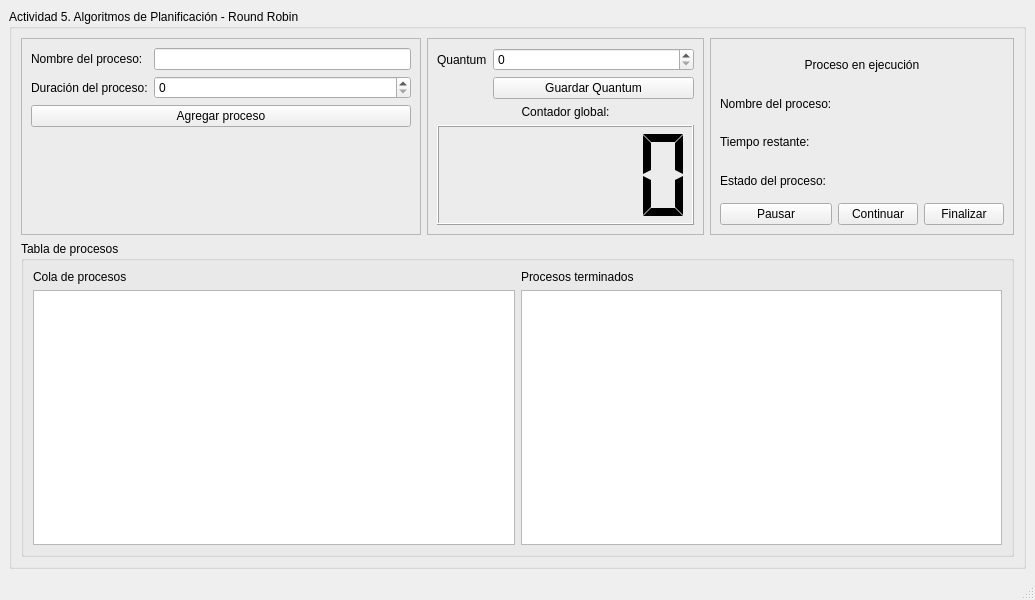
Above: mainwindow.ui from edgarglezc/act05-RoundRobin before the change. Below: the same form after it.
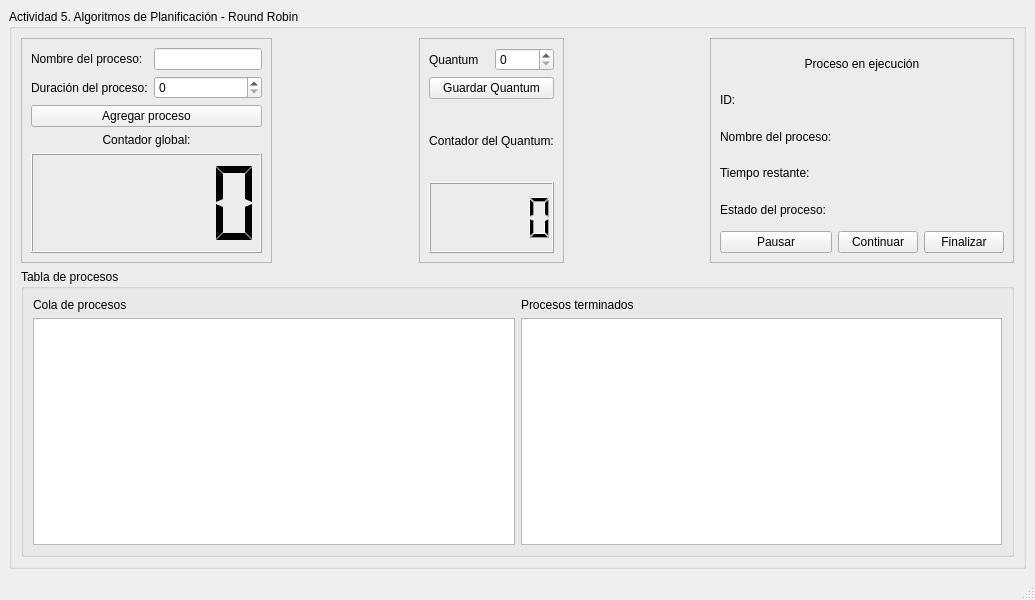
That is the form after the change.

```diff
--- a/mainwindow.ui
+++ b/mainwindow.ui
@@ -21,6 +21,61 @@
        <string>Actividad 5. Algoritmos de Planificación - Round Robin</string>
       </property>
       <layout class="QGridLayout" name="gridLayout_2">
+       <item row="0" column="1">
+        <spacer name="horizontalSpacer">
+         <property name="orientation">
+          <enum>Qt::Horizontal</enum>
+         </property>
+         <property name="sizeHint" stdset="0">
+          <size>
+           <width>40</width>
+           <height>20</height>
+          </size>
+         </property>
+        </spacer>
+       </item>
+       <item row="0" column="2">
+        <widget class="QFrame" name="frame">
+         <property name="frameShape">
+          <enum>QFrame::StyledPanel</enum>
+         </property>
+         <property name="frameShadow">
+          <enum>QFrame::Raised</enum>
+         </property>
+         <layout class="QGridLayout" name="gridLayout_5">
+          <item row="0" column="0">
+           <widget class="QLabel" name="lb_quantum">
+            <property name="text">
+             <string>Quantum</string>
+            </property>
+           </widget>
+          </item>
+          <item row="0" column="1">
+           <widget class="QSpinBox" name="sb_quantum"/>
+          </item>
+          <item row="1" column="0" colspan="2">
+           <widget class="QPushButton" name="pushButton">
+            <property name="text">
+             <string>Guardar Quantum</string>
+            </property>
+           </widget>
+          </item>
+          <item row="2" column="0" colspan="2">
+           <widget class="QLabel" name="label_4">
+            <property name="text">
+             <string>Contador del Quantum:</string>
+            </property>
+            <property name="alignment">
+             <set>Qt::AlignCenter</set>
+            </property>
+           </widget>
+          </item>
+          <item row="3" column="0" colspan="2">
+           <widget class="QLCDNumber" name="lcd_counterQuantum"/>
+          </item>
+         </layout>
+        </widget>
+       </item>
        <item row="0" column="0">
         <widget class="QFrame" name="processForm">
          <property name="maximumSize">
@@ -64,52 +119,38 @@
            </widget>
           </item>
           <item row="3" column="0" colspan="2">
-           <widget class="QLabel" name="lb_msg">
+           <widget class="QLabel" name="lb_globalCounter">
             <property name="text">
-             <string/>
+             <string>Contador global:</string>
             </property>
-           </widget>
-          </item>
-         </layout>
-        </widget>
-       </item>
-       <item row="1" column="0" colspan="3">
-        <widget class="QGroupBox" name="groupBox_2">
-         <property name="title">
-          <string>Tabla de procesos</string>
-         </property>
-         <layout class="QGridLayout" name="gridLayout_4">
-          <item row="1" column="1">
-           <widget class="QTableWidget" name="endedProcessTable"/>
-          </item>
-          <item row="0" column="0">
-           <widget class="QLabel" name="label">
-            <property name="text">
-             <string>Cola de procesos</string>
+            <property name="alignment">
+             <set>Qt::AlignCenter</set>
             </property>
            </widget>
           </item>
-          <item row="1" column="0">
-           <widget class="QTableWidget" name="processTable">
+          <item row="4" column="0" colspan="2">
+           <widget class="QLCDNumber" name="lcd_counterTime">
+            <property name="minimumSize">
+             <size>
+              <width>0</width>
+              <height>100</height>
+             </size>
+            </property>
             <property name="maximumSize">
              <size>
-              <width>500</width>
-              <height>16777215</height>
+              <width>16777215</width>
+              <height>200</height>
              </size>
             </property>
-           </widget>
-          </item>
-          <item row="0" column="1">
-           <widget class="QLabel" name="label_3">
-            <property name="text">
-             <string>Procesos terminados</string>
+            <property name="segmentStyle">
+             <enum>QLCDNumber::Flat</enum>
             </property>
            </widget>
           </item>
          </layout>
         </widget>
        </item>
-       <item row="0" column="2">
+       <item row="0" column="4">
         <widget class="QFrame" name="processActual">
          <property name="frameShape">
           <enum>QFrame::StyledPanel</enum>
@@ -191,61 +232,66 @@
             </property>
            </widget>
           </item>
+          <item row="1" column="0">
+           <widget class="QLabel" name="lb_actualId">
+            <property name="text">
+             <string>ID:</string>
+            </property>
+           </widget>
+          </item>
+          <item row="1" column="1" colspan="2">
+           <widget class="QLabel" name="lb_actualIdData">
+            <property name="text">
+             <string/>
+            </property>
+           </widget>
+          </item>
          </layout>
         </widget>
        </item>
-       <item row="0" column="1">
-        <widget class="QFrame" name="frame">
-         <property name="frameShape">
-          <enum>QFrame::StyledPanel</enum>
+       <item row="0" column="3">
+        <spacer name="horizontalSpacer_2">
+         <property name="orientation">
+          <enum>Qt::Horizontal</enum>
          </property>
-         <property name="frameShadow">
-          <enum>QFrame::Raised</enum>
+         <property name="sizeHint" stdset="0">
+          <size>
+           <width>40</width>
+           <height>20</height>
+          </size>
          </property>
-         <layout class="QFormLayout" name="formLayout_2">
-          <item row="0" column="0">
-           <widget class="QLabel" name="lb_quantum">
-            <property name="text">
-             <string>Quantum</string>
-            </property>
-           </widget>
-          </item>
+        </spacer>
+       </item>
+       <item row="1" column="0" colspan="5">
+        <widget class="QGroupBox" name="groupBox_2">
+         <property name="title">
+          <string>Tabla de procesos</string>
+         </property>
+         <layout class="QGridLayout" name="gridLayout_4">
           <item row="0" column="1">
-           <widget class="QSpinBox" name="sb_quantum"/>
-          </item>
-          <item row="2" column="0" colspan="2">
-           <widget class="QLabel" name="lb_globalCounter">
+           <widget class="QLabel" name="label_3">
             <property name="text">
-             <string>Contador global:</string>
-            </property>
-            <property name="alignment">
-             <set>Qt::AlignCenter</set>
+             <string>Procesos terminados</string>
             </property>
            </widget>
           </item>
-          <item row="3" column="0" colspan="2">
-           <widget class="QLCDNumber" name="lcd_counterTime">
-            <property name="minimumSize">
-             <size>
-              <width>0</width>
-              <height>100</height>
-             </size>
-            </property>
+          <item row="1" column="0">
+           <widget class="QTableWidget" name="processTable">
             <property name="maximumSize">
              <size>
-              <width>16777215</width>
-              <height>200</height>
+              <width>650</width>
+              <height>16777215</height>
              </size>
             </property>
-            <property name="segmentStyle">
-             <enum>QLCDNumber::Flat</enum>
-            </property>
            </widget>
           </item>
           <item row="1" column="1">
-           <widget class="QPushButton" name="pushButton">
+           <widget class="QTableWidget" name="endedProcessTable"/>
+          </item>
+          <item row="0" column="0">
+           <widget class="QLabel" name="label">
             <property name="text">
-             <string>Guardar Quantum</string>
+             <string>Cola de procesos</string>
             </property>
            </widget>
           </item>
```
